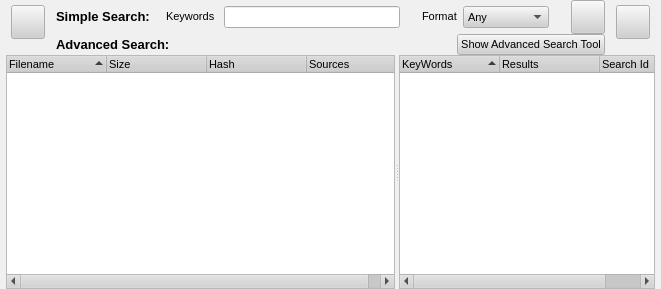
RetroShare/RetroShare, file retroshare-gui/src/gui/SearchDialog.ui: the form before one commit.
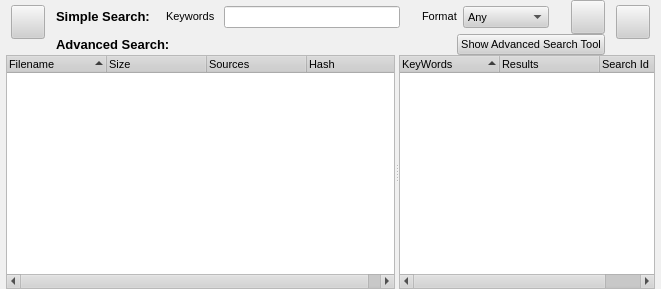
The form after the commit. Icons and pictures are not drawn. Custom widgets are drawn as their Qt base class.

Commit message: * fixed Sources and Hash column to show the correct input.

Patch:
```diff
--- a/retroshare-gui/src/gui/SearchDialog.ui
+++ b/retroshare-gui/src/gui/SearchDialog.ui
@@ -1035,12 +1035,12 @@
         </column>
         <column>
          <property name="text" >
-          <string>Hash</string>
+          <string>Sources</string>
          </property>
         </column>
         <column>
          <property name="text" >
-          <string>Sources</string>
+          <string>Hash</string>
          </property>
         </column>
        </widget>
```
